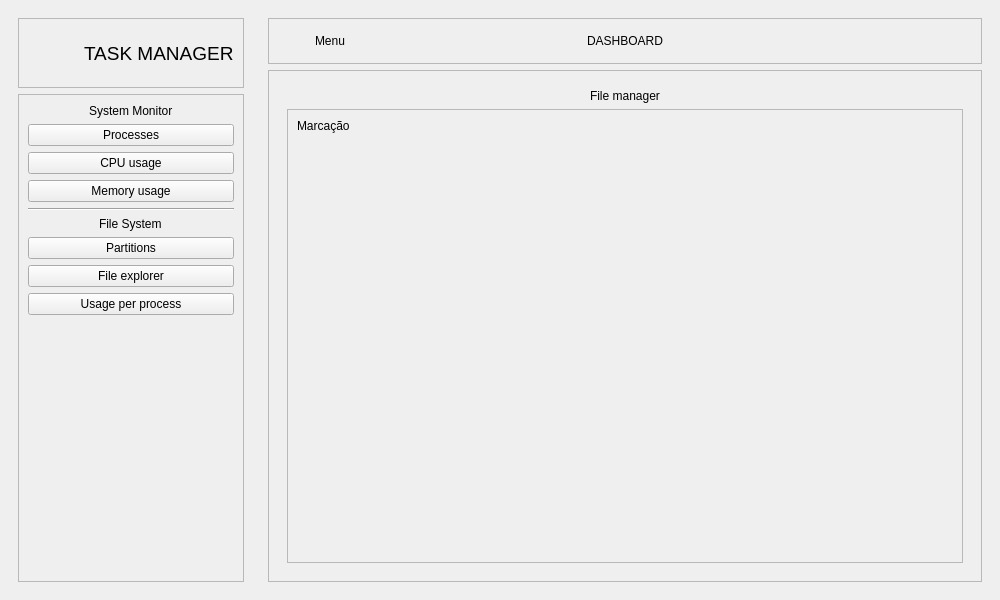
Qt form gui/form.ui (ViDaProjects/TaskManager) before a commit.
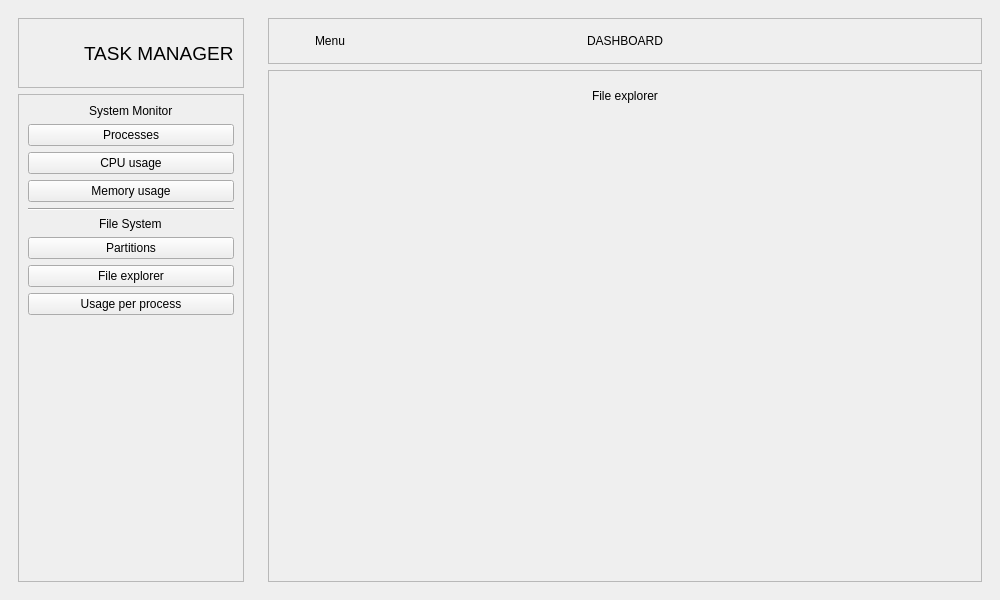
The same form after that commit. Icons and pictures are not drawn.

Commit message: Integration with locks and file explorer page done

What changed in the file:
```diff
--- a/gui/form.ui
+++ b/gui/form.ui
@@ -822,7 +822,7 @@
                  <item alignment="Qt::AlignmentFlag::AlignHCenter">
                   <widget class="QLabel" name="label_15">
                    <property name="text">
-                    <string>File manager</string>
+                    <string>File explorer</string>
                    </property>
                   </widget>
                  </item>
@@ -832,12 +832,24 @@
               <item>
                <widget class="QFrame" name="frame_14">
                 <property name="frameShape">
-                 <enum>QFrame::Shape::StyledPanel</enum>
+                 <enum>QFrame::Shape::NoFrame</enum>
                 </property>
                 <property name="frameShadow">
                  <enum>QFrame::Shadow::Raised</enum>
                 </property>
                 <layout class="QVBoxLayout" name="verticalLayout_17">
+                 <property name="leftMargin">
+                  <number>0</number>
+                 </property>
+                 <property name="topMargin">
+                  <number>0</number>
+                 </property>
+                 <property name="rightMargin">
+                  <number>0</number>
+                 </property>
+                 <property name="bottomMargin">
+                  <number>0</number>
+                 </property>
                  <item>
                   <widget class="QFrame" name="file_explorer_frame">
                    <property name="frameShape">
@@ -859,13 +871,6 @@
                     <property name="bottomMargin">
                      <number>0</number>
                     </property>
-                    <item>
-                     <widget class="QLabel" name="label_18">
-                      <property name="text">
-                       <string>Marcação</string>
-                      </property>
-                     </widget>
-                    </item>
                    </layout>
                   </widget>
                  </item>
@@ -898,7 +903,7 @@
                       <property name="sizeHint" stdset="0">
                        <size>
                         <width>20</width>
-                        <height>405</height>
+                        <height>40</height>
                        </size>
                       </property>
                      </spacer>
```
The commit also changes 15 other files.
